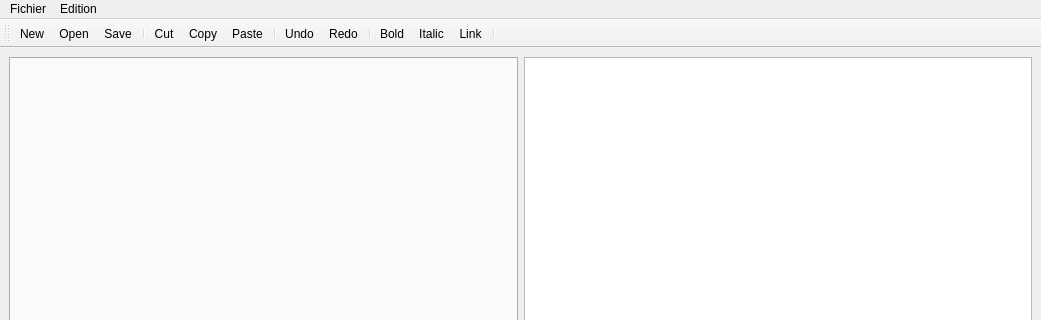
Above: MarkItDown/mainwindow.ui from hblxo/MarkItDown before the change; both pictures show x 0 to 1041 and y 0 to 320 of the 1041 by 640 pixel window. Below: the same form after it.
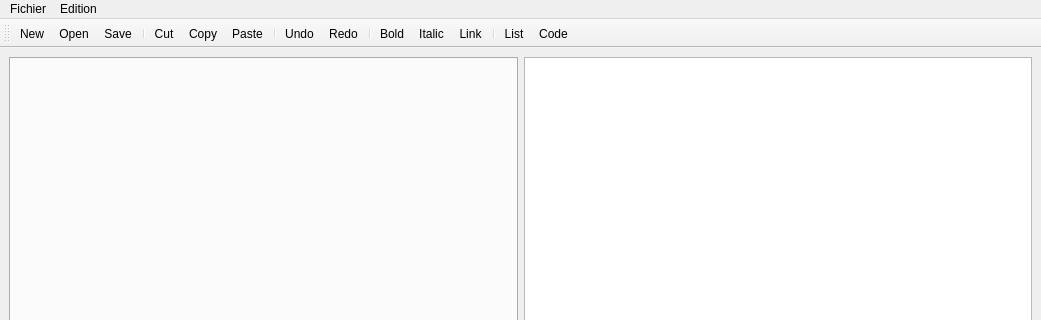
That is the form after the change. Icons and pictures are not drawn.

The edit to the form file:
```diff
--- a/MarkItDown/mainwindow.ui
+++ b/MarkItDown/mainwindow.ui
@@ -82,6 +82,8 @@
    <addaction name="actionItalic"/>
    <addaction name="actionLink"/>
    <addaction name="separator"/>
+   <addaction name="actionList"/>
+   <addaction name="actionCode"/>
   </widget>
   <action name="actionOpen">
    <property name="icon">
@@ -194,6 +196,24 @@
     <string>Link</string>
    </property>
   </action>
+  <action name="actionList">
+   <property name="icon">
+    <iconset resource="MyRes.qrc">
+     <normaloff>:/icon/icons/006-bullet list.png</normaloff>:/icon/icons/006-bullet list.png</iconset>
+   </property>
+   <property name="text">
+    <string>List</string>
+   </property>
+  </action>
+  <action name="actionCode">
+   <property name="icon">
+    <iconset resource="MyRes.qrc">
+     <normaloff>:/icon/icons/009-code.png</normaloff>:/icon/icons/009-code.png</iconset>
+   </property>
+   <property name="text">
+    <string>Code</string>
+   </property>
+  </action>
  </widget>
  <resources>
   <include location="MyRes.qrc"/>
```
Left out of the diff: 2 changed lines with no effect on the pictures.
